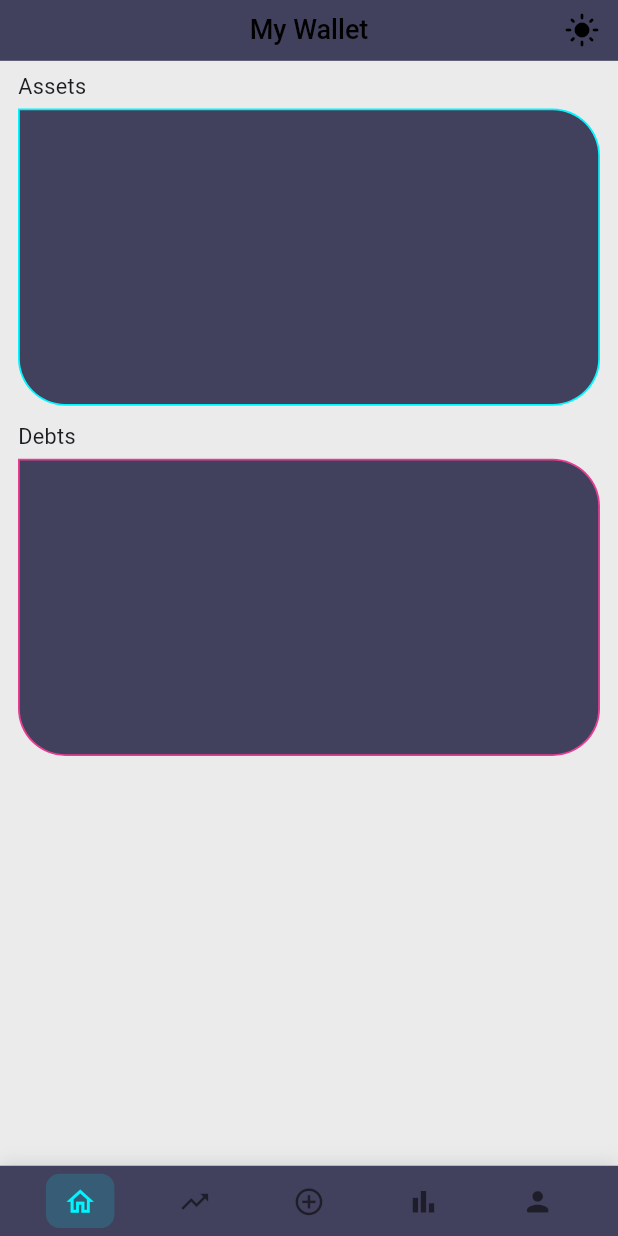
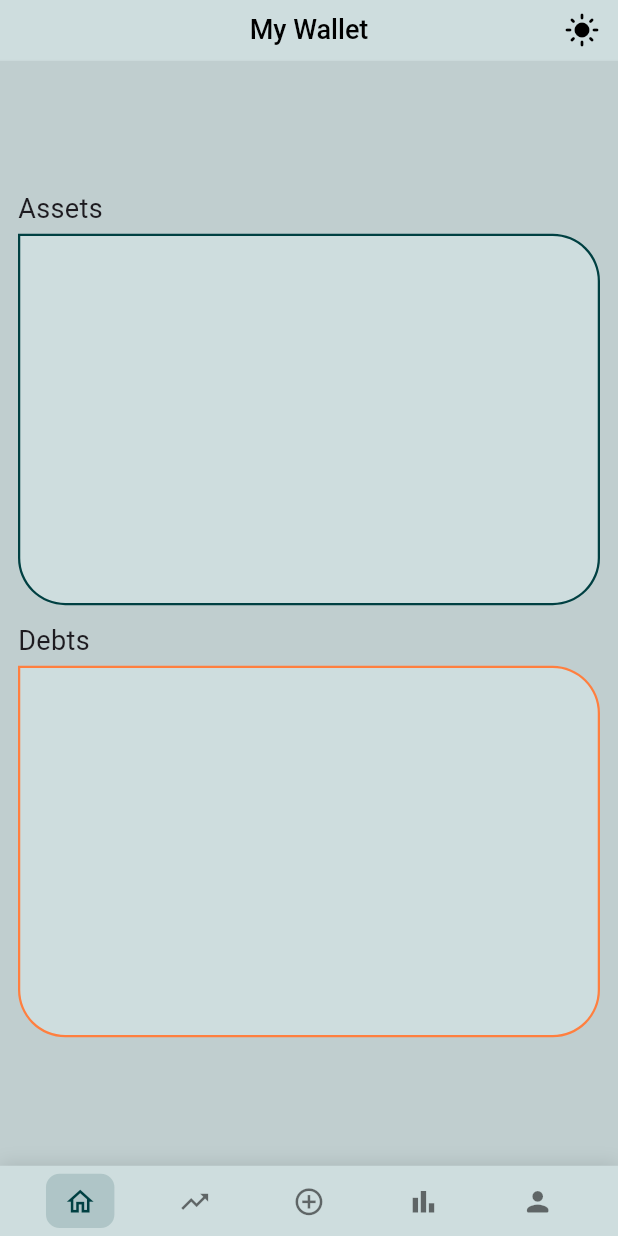
Before and after one commit to YigitAkture/InvesTracker, a Flutter app: the screen it shows after launch, on a phone screen of 412 x 824 dp. Run offline on Flutter 3.47's test engine with Material 3 defaults, Android fonts, the phone set to English and light mode, and no system bars; our stand-ins replace flutter_screenutil.

Commit message:
update app colors add flags

```diff
--- a/inves_tracker/lib/core/constants/app_colors.dart
+++ b/inves_tracker/lib/core/constants/app_colors.dart
@@ -20,15 +20,15 @@ class AppColors {
   static const Color purple = Color(0xFF9C50CC);
 
   // --- Light Colors ---
-  static const Color primaryLight = Color(0xFF04C5E7); // TODO: CHANGE THIS
-  static const Color secondaryLight = Color(0xFFFA9A00); // TODO: CHANGE THIS
-  static final Color backgroundLight = Color(0xFFEBEBEB); // TODO: CHANGE THIS
-  static const Color backgroundLight2 = Color(0xFF2D2D47); // TODO: CHANGE THIS
-  static const Color foregroundLight = Color(0xFF41415D); // TODO: CHANGE THIS
+  static const Color primaryLight = Color(0xFF004042);
+  static const Color secondaryLight = Color(0xFFFF7F3F);
+  static const Color backgroundLight = Color(0xFFC0CECF);
+  static const Color backgroundLight2 = Color(0xFFC5D1D1);
+  static const Color foregroundLight = Color(0xFFCEDDDE);
 
   // --- Dark Colors ---
-  static const Color primaryDark = Colors.blueAccent; // TODO: CHANGE THIS
-  static const Color secondaryDark = Colors.orange; // TODO: CHANGE THIS
+  static const Color primaryDark = Color(0xFF00F5FF);
+  static const Color secondaryDark = Color(0xFFE83C91);
   static const Color backgroundDark = Color(0xFF27283D);
   static const Color backgroundDark2 = Color(0xFF2D2D47);
   static const Color foregroundDark = Color(0xFF41415D);
--- a/inves_tracker/lib/shared/widgets/custom_bottom_nav_bar.dart
+++ b/inves_tracker/lib/shared/widgets/custom_bottom_nav_bar.dart
@@ -77,7 +77,7 @@ class CustomBottomNavBar extends StatelessWidget {
     required bool isDark,
   }) {
     final isSelected = currentIndex == index;
-    final selectColor = AppColors.teal;
+    final selectColor = AppColors.primary(context);
 
     return GestureDetector(
       onTap: () => onTap(index),
--- a/inves_tracker/lib/views/home/home_screen.dart
+++ b/inves_tracker/lib/views/home/home_screen.dart
@@ -12,20 +12,21 @@ class HomeScreen extends StatelessWidget {
       padding: EdgeInsets.symmetric(horizontal: 12.w, vertical: 8.h),
       child: Column(
         crossAxisAlignment: CrossAxisAlignment.start,
+        mainAxisAlignment: MainAxisAlignment.center,
         children: [
           Text('Assets', style: TextStyle(
-              fontSize: 16.sp
+              fontSize: 20.sp
             ),
           ),
           SizedBox(height: 4.h),
-          Box(AppColors.teal),
+          Box(AppColors.primary(context)),
           SizedBox(height: 12.h),
           Text('Debts', style: TextStyle(
-              fontSize: 16.sp
+              fontSize: 20.sp
             ),
           ),
           SizedBox(height: 4.h),
-          Box(AppColors.pink),
+          Box(AppColors.secondary(context)),
         ]
       ),
     );
--- a/inves_tracker/lib/views/home/widgets/box.dart
+++ b/inves_tracker/lib/views/home/widgets/box.dart
@@ -11,15 +11,15 @@ class Box extends StatelessWidget {
   Widget build(BuildContext context) {
     return Container(
       width: 390.w,
-      height: 220.h,
+      height: 275.h,
       decoration: BoxDecoration(
         color: AppColors.foreground(context),
         borderRadius: BorderRadius.only(topRight: Radius.circular(35.r), bottomLeft: Radius.circular(35.r), bottomRight: Radius.circular(35.r)),
         border: Border(
-          left: BorderSide(color: color, width: 1.2.w),
-          top: BorderSide(color: color, width: 1.2.w),
-          right: BorderSide(color: color, width: 1.2.w),
-          bottom: BorderSide(color: color, width: 1.2.w),
+          left: BorderSide(color: color, width: 1.5.w),
+          top: BorderSide(color: color, width: 1.5.w),
+          right: BorderSide(color: color, width: 1.5.w),
+          bottom: BorderSide(color: color, width: 1.5.w),
         )
       ),
     );
--- a/inves_tracker/pubspec.yaml
+++ b/inves_tracker/pubspec.yaml
@@ -28,3 +28,6 @@ dev_dependencies:
 flutter:
 
   uses-material-design: true
+
+assets:
+  - assets/img/flags/
```
Also changed, not shown: inves_tracker/assets/img/flags/aed.svg (added), inves_tracker/assets/img/flags/aud.svg (added), inves_tracker/assets/img/flags/cad.svg (added), inves_tracker/assets/img/flags/chf.svg (added), inves_tracker/assets/img/flags/dkk.svg (added), inves_tracker/assets/img/flags/eur.svg (added), inves_tracker/assets/img/flags/gbp.svg (added), inves_tracker/assets/img/flags/jpy.svg (added), inves_tracker/assets/img/flags/kwd.svg (added), inves_tracker/assets/img/flags/nok.svg (added), inves_tracker/assets/img/flags/rub.svg (added), inves_tracker/assets/img/flags/sar.svg (added), inves_tracker/assets/img/flags/sek.svg (added), inves_tracker/assets/img/flags/usd.svg (added).
